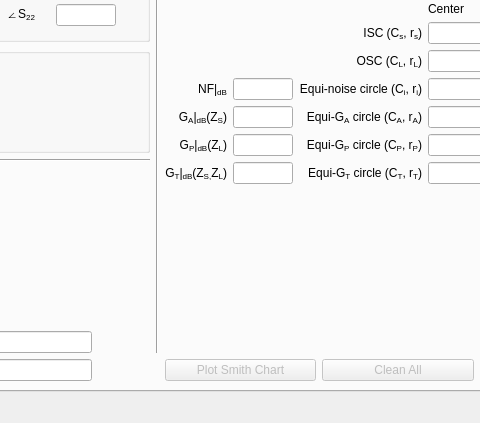
urbanij/syRF-cpp, file syRF/ui/mainwindow.ui: the form before one commit; both pictures show x 438 to 918 and y 342 to 765 of the 1246 by 765 pixel window.
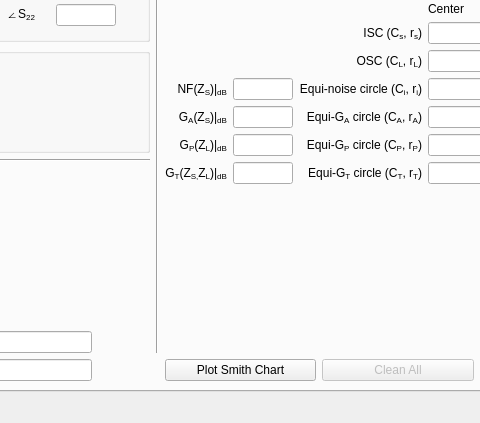
The form after the commit.

Commit message: added calculation and printing of zin and zout (in addition to gamma in/out) in S tab.

```diff
--- a/syRF/ui/mainwindow.ui
+++ b/syRF/ui/mainwindow.ui
@@ -34,7 +34,7 @@
           <item>
            <widget class="QPushButton" name="plot_isc_button_2">
             <property name="enabled">
-             <bool>false</bool>
+             <bool>true</bool>
             </property>
             <property name="text">
              <string notr="true">Plot Smith Chart</string>
@@ -184,7 +184,7 @@
           <item row="3" column="0">
            <widget class="QLabel" name="label_179">
             <property name="text">
-             <string>NF|&lt;sub&gt;dB&lt;/sub&gt;</string>
+             <string>&lt;html&gt;&lt;head/&gt;&lt;body&gt;&lt;p&gt;NF(Z&lt;span style=&quot; vertical-align:sub;&quot;&gt;S&lt;/span&gt;)|&lt;span style=&quot; vertical-align:sub;&quot;&gt;dB&lt;/span&gt;&lt;/p&gt;&lt;/body&gt;&lt;/html&gt;</string>
             </property>
             <property name="alignment">
              <set>Qt::AlignRight|Qt::AlignTrailing|Qt::AlignVCenter</set>
@@ -300,7 +300,7 @@
           <item row="5" column="0">
            <widget class="QLabel" name="label_180">
             <property name="text">
-             <string>&lt;html&gt;&lt;head/&gt;&lt;body&gt;&lt;p&gt;G&lt;span style=&quot; vertical-align:sub;&quot;&gt;P&lt;/span&gt;|&lt;span style=&quot; vertical-align:sub;&quot;&gt;dB&lt;/span&gt;(Z&lt;span style=&quot; vertical-align:sub;&quot;&gt;L&lt;/span&gt;)&lt;/p&gt;&lt;/body&gt;&lt;/html&gt;</string>
+             <string>&lt;html&gt;&lt;head/&gt;&lt;body&gt;&lt;p&gt;G&lt;span style=&quot; vertical-align:sub;&quot;&gt;P&lt;/span&gt;(Z&lt;span style=&quot; vertical-align:sub;&quot;&gt;L&lt;/span&gt;)|&lt;span style=&quot; vertical-align:sub;&quot;&gt;dB&lt;/span&gt;&lt;/p&gt;&lt;/body&gt;&lt;/html&gt;</string>
             </property>
             <property name="alignment">
              <set>Qt::AlignRight|Qt::AlignTrailing|Qt::AlignVCenter</set>
@@ -317,7 +317,7 @@
           <item row="6" column="0">
            <widget class="QLabel" name="label_183">
             <property name="text">
-             <string>&lt;html&gt;&lt;head/&gt;&lt;body&gt;&lt;p&gt;G&lt;span style=&quot; vertical-align:sub;&quot;&gt;T&lt;/span&gt;|&lt;span style=&quot; vertical-align:sub;&quot;&gt;dB&lt;/span&gt;(Z&lt;span style=&quot; vertical-align:sub;&quot;&gt;S,&lt;/span&gt;Z&lt;span style=&quot; vertical-align:sub;&quot;&gt;L&lt;/span&gt;)&lt;/p&gt;&lt;/body&gt;&lt;/html&gt;</string>
+             <string>&lt;html&gt;&lt;head/&gt;&lt;body&gt;&lt;p&gt;G&lt;span style=&quot; vertical-align:sub;&quot;&gt;T&lt;/span&gt;(Z&lt;span style=&quot; vertical-align:sub;&quot;&gt;S,&lt;/span&gt;Z&lt;span style=&quot; vertical-align:sub;&quot;&gt;L&lt;/span&gt;)|&lt;span style=&quot; vertical-align:sub;&quot;&gt;dB&lt;/span&gt;&lt;/p&gt;&lt;/body&gt;&lt;/html&gt;</string>
             </property>
             <property name="alignment">
              <set>Qt::AlignRight|Qt::AlignTrailing|Qt::AlignVCenter</set>
@@ -334,7 +334,7 @@
           <item row="4" column="0">
            <widget class="QLabel" name="label_184">
             <property name="text">
-             <string>&lt;html&gt;&lt;head/&gt;&lt;body&gt;&lt;p&gt;G&lt;span style=&quot; vertical-align:sub;&quot;&gt;A&lt;/span&gt;|&lt;span style=&quot; vertical-align:sub;&quot;&gt;dB&lt;/span&gt;(Z&lt;span style=&quot; vertical-align:sub;&quot;&gt;S&lt;/span&gt;)&lt;/p&gt;&lt;/body&gt;&lt;/html&gt;</string>
+             <string>&lt;html&gt;&lt;head/&gt;&lt;body&gt;&lt;p&gt;G&lt;span style=&quot; vertical-align:sub;&quot;&gt;A&lt;/span&gt;(Z&lt;span style=&quot; vertical-align:sub;&quot;&gt;S&lt;/span&gt;)|&lt;span style=&quot; vertical-align:sub;&quot;&gt;dB&lt;/span&gt;&lt;/p&gt;&lt;/body&gt;&lt;/html&gt;</string>
             </property>
             <property name="alignment">
              <set>Qt::AlignRight|Qt::AlignTrailing|Qt::AlignVCenter</set>
```
Left out of the diff: 2 changed lines with no effect on the pictures. The commit also changes 2 other files.
